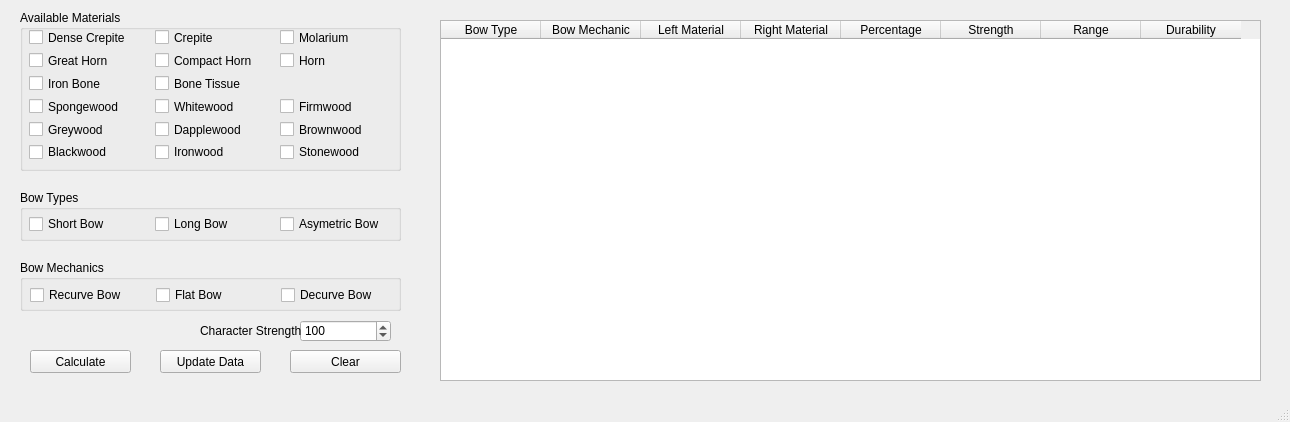
Above: bow/bow_calc.ui from minyiky/mortal_calcs before the change. Below: the same form after it.
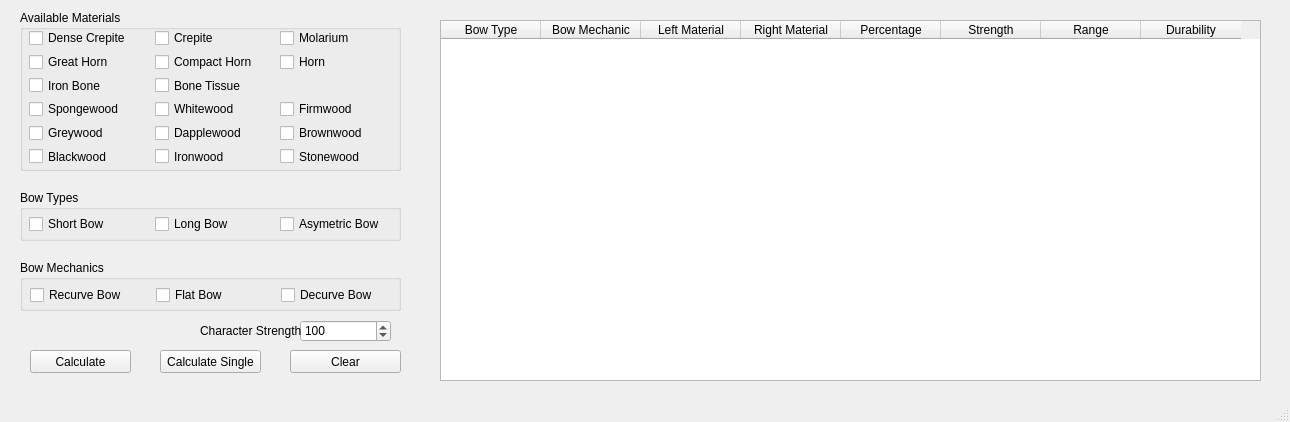
That is the form after the change. Icons and pictures are not drawn.

What changed in the file:
```diff
--- a/bow/bow_calc.ui
+++ b/bow/bow_calc.ui
@@ -85,7 +85,7 @@
        <x>9</x>
        <y>19</y>
        <width>371</width>
-       <height>131</height>
+       <height>136</height>
       </rect>
      </property>
      <layout class="QVBoxLayout" name="verticalLayout">
@@ -346,7 +346,7 @@
      </rect>
     </property>
     <property name="text">
-     <string>Update Data</string>
+     <string>Calculate Single</string>
     </property>
    </widget>
    <widget class="QSpinBox" name="spinStrength">
```
Left out of the diff: 6 changed lines with no effect on the pictures.
